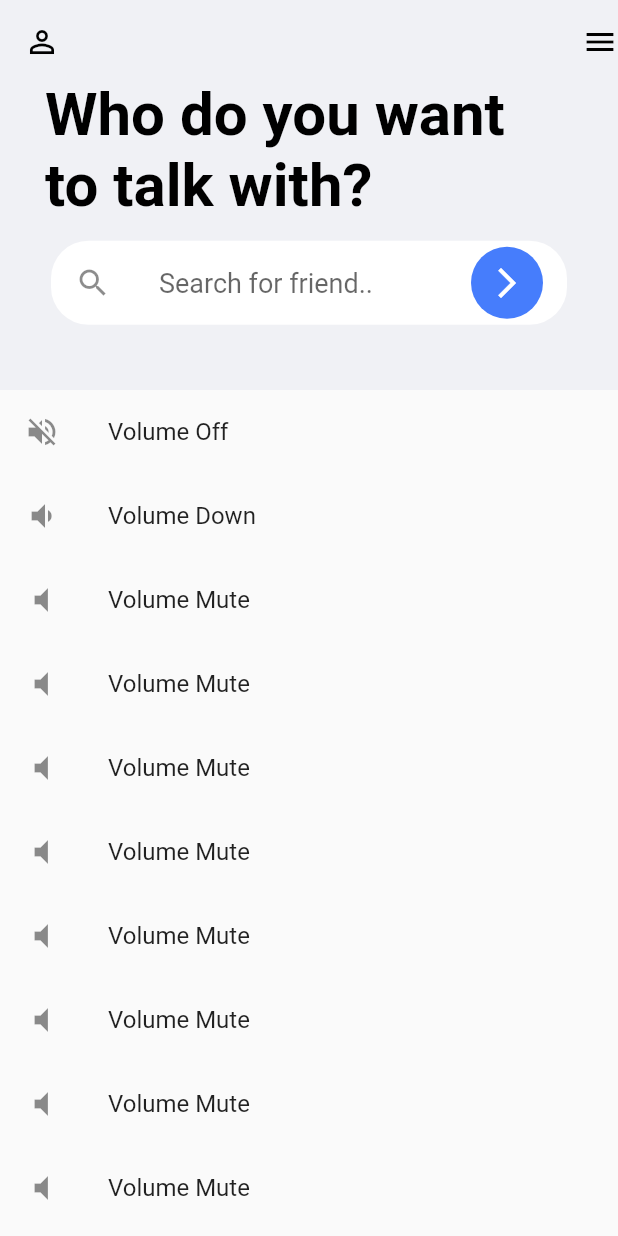
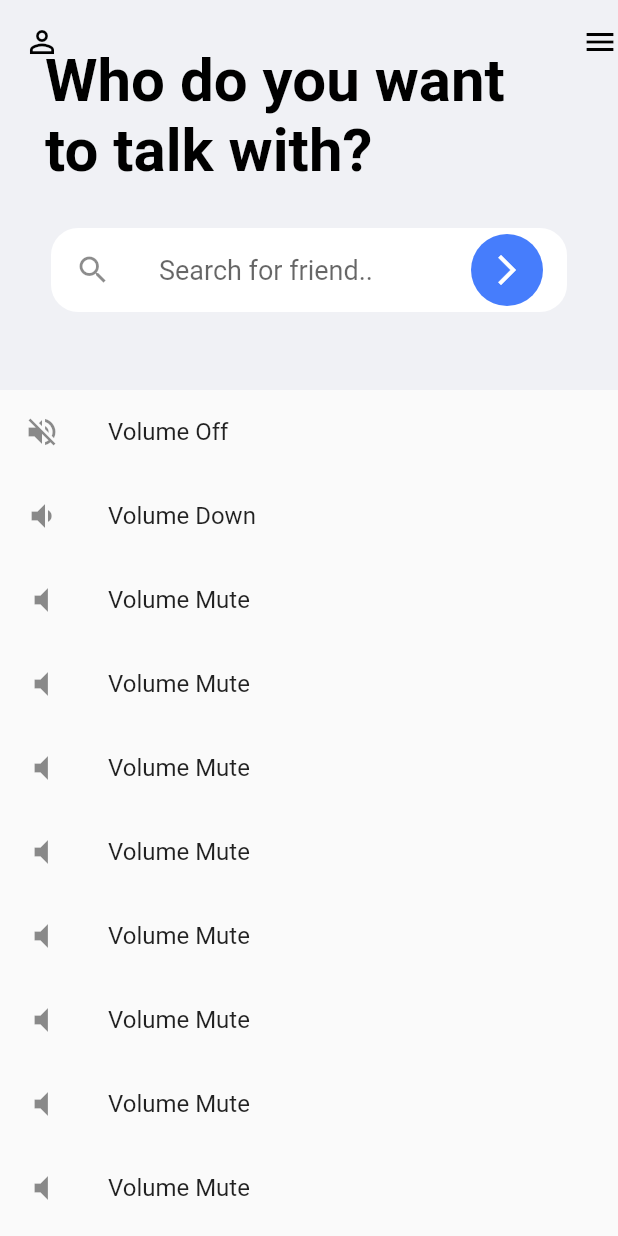
Before and after one commit to Harishwarrior/chat_app, a Flutter app: the screen it shows after launch, on a phone screen of 412 x 824 dp. Run offline on Flutter 3.47's test engine with Material 2 defaults, Android fonts, the phone set to English and light mode, and no system bars.

Commit message:
fixed widget overflow

```diff
--- a/lib/home_view.dart
+++ b/lib/home_view.dart
@@ -1,4 +1,3 @@
-import 'package:flutter/cupertino.dart';
 import 'package:flutter/material.dart';
 
 class HomePage extends StatefulWidget {
@@ -28,24 +27,23 @@ class _HomePageState extends State<HomePage> {
                   child: Column(
                     mainAxisAlignment: MainAxisAlignment.spaceEvenly,
                     children: [
-                      SizedBox(
-                        height: 20.0,
-                      ),
-                      Text(
-                        'Who do you want to talk with?',
-                        style: TextStyle(
-                          color: Colors.black,
-                          fontWeight: FontWeight.w700,
-                          fontSize: 40.0,
+                      Expanded(
+                        child: Text(
+                          'Who do you want to talk with?',
+                          style: TextStyle(
+                            color: Colors.black,
+                            fontWeight: FontWeight.w700,
+                            fontSize: 40.0,
+                          ),
                         ),
                       ),
-                      Container(
+                      Expanded(
                         child: Padding(
                           padding: const EdgeInsets.symmetric(
-                              vertical: 8.0, horizontal: 0.0),
+                              vertical: 18.0, horizontal: 0.0),
                           child: Card(
                             shape: RoundedRectangleBorder(
-                              borderRadius: BorderRadius.circular(25.0),
+                              borderRadius: BorderRadius.circular(18.0),
                             ),
                             elevation: 0.0,
                             child: ListTile(
```
